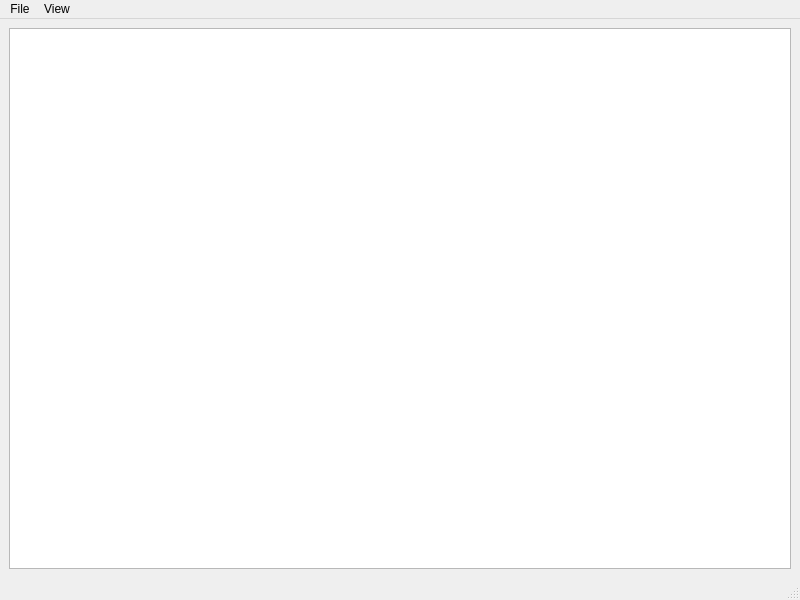
This is ui/TopologyMapWindow.ui in thiess-cristian/TopologyMap as Qt 5 draws it before an edit. The edited form follows.
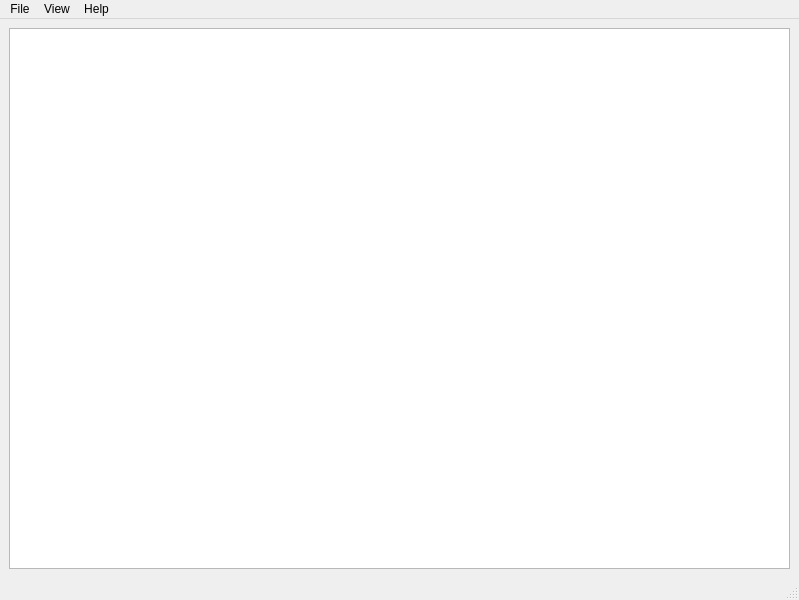
This is the edited form.

The edit to the form file:
```diff
--- a/ui/TopologyMapWindow.ui
+++ b/ui/TopologyMapWindow.ui
@@ -6,7 +6,7 @@
    <rect>
     <x>0</x>
     <y>0</y>
-    <width>800</width>
+    <width>799</width>
     <height>600</height>
    </rect>
   </property>
@@ -15,7 +15,7 @@
   </property>
   <widget class="QWidget" name="centralwidget">
    <layout class="QGridLayout" name="gridLayout">
-    <item row="0" column="0">
+    <item row="0" column="1">
      <widget class="QGraphicsView" name="graphicsView"/>
     </item>
    </layout>
@@ -25,7 +25,7 @@
     <rect>
      <x>0</x>
      <y>0</y>
-     <width>800</width>
+     <width>799</width>
      <height>21</height>
     </rect>
    </property>
@@ -55,8 +55,15 @@
     <addaction name="actionCircle"/>
     <addaction name="actionForce_Directed"/>
    </widget>
+   <widget class="QMenu" name="menuHelp">
+    <property name="title">
+     <string>Help</string>
+    </property>
+    <addaction name="actionLegend"/>
+   </widget>
    <addaction name="menuFile"/>
    <addaction name="menuview"/>
+   <addaction name="menuHelp"/>
   </widget>
   <widget class="QStatusBar" name="statusbar"/>
   <action name="actionOpen">
```
Left out of the diff: 8 changed lines with no effect on the pictures.
